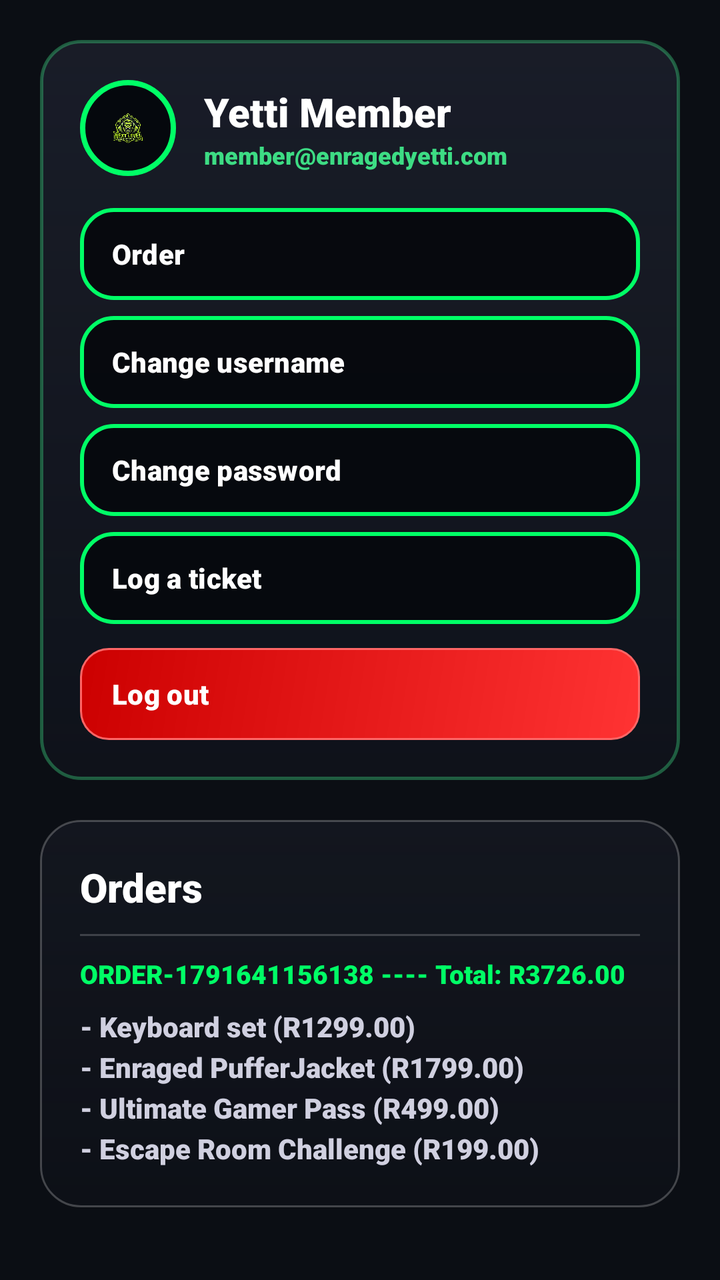
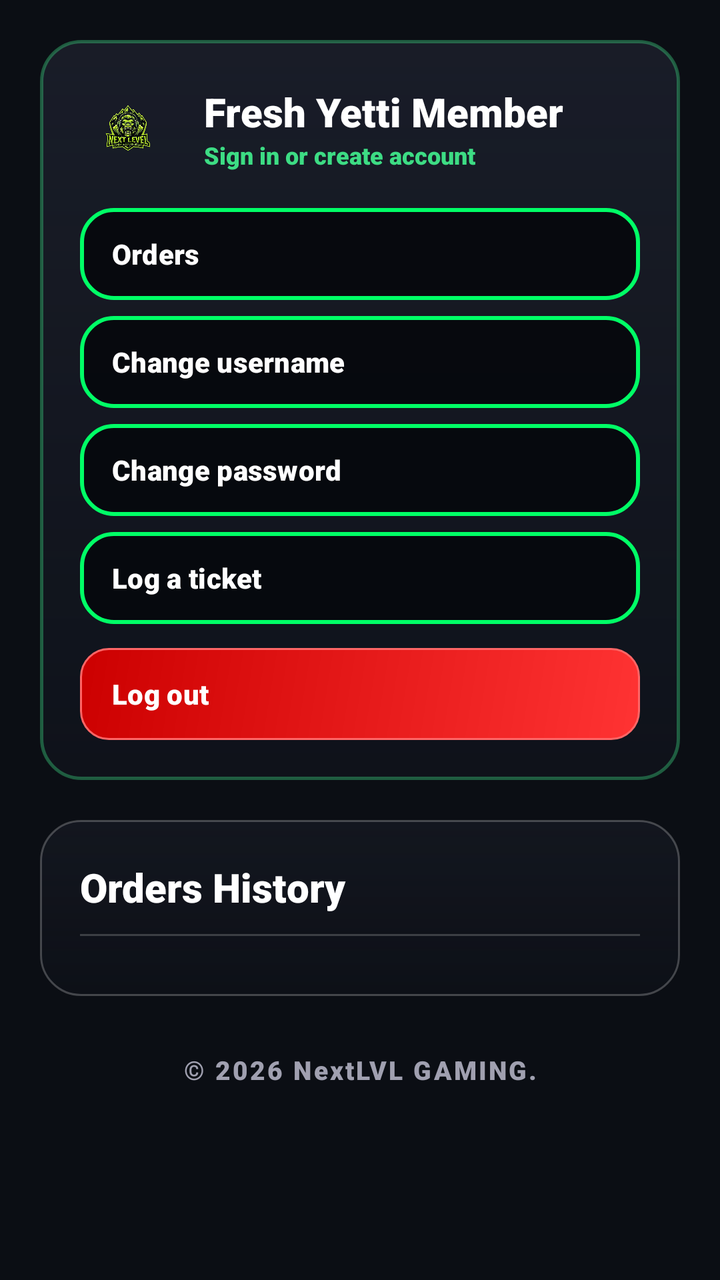

Two renders of the same Android screen: before a commit and after it. Below are the layout's source before the change and the commit's diff.
<!-- AndroidManifest.xml: application theme Theme.EnragedYetti -->
<!-- res/layout/fragment_profile.xml -->
<?xml version="1.0" encoding="utf-8"?>
<androidx.core.widget.NestedScrollView xmlns:android="http://schemas.android.com/apk/res/android"
    xmlns:app="http://schemas.android.com/apk/res-auto"
    android:layout_width="match_parent"
    android:layout_height="match_parent"
    android:background="@android:color/transparent">

    <LinearLayout
        android:layout_width="match_parent"
        android:layout_height="wrap_content"
        android:orientation="vertical"
        android:padding="20dp">

        
        <LinearLayout
            android:layout_width="match_parent"
            android:layout_height="wrap_content"
            android:background="@drawable/glass_card_highlighted"
            android:orientation="vertical"
            android:padding="20dp">

            
            <LinearLayout
                android:layout_width="match_parent"
                android:layout_height="wrap_content"
                android:gravity="center_vertical"
                android:orientation="horizontal"
                android:layout_marginBottom="16dp">

                <FrameLayout
                    android:layout_width="48dp"
                    android:layout_height="48dp"
                    android:background="@drawable/glowing_circle_logo"
                    android:padding="8dp">

                    <ImageView
                        android:layout_width="match_parent"
                        android:layout_height="match_parent"
                        android:contentDescription="@string/nextlvl_logo_desc"
                        android:scaleType="fitCenter"
                        android:src="@drawable/nextlvl" />
                </FrameLayout>

                <LinearLayout
                    android:layout_width="wrap_content"
                    android:layout_height="wrap_content"
                    android:layout_marginStart="14dp"
                    android:orientation="vertical">

                    <TextView
                        android:id="@+id/tvProfileName"
                        android:layout_width="wrap_content"
                        android:layout_height="wrap_content"
                        android:text="Yetti Member"
                        android:textColor="@color/white"
                        android:textSize="20sp"
                        android:textStyle="bold" />

                    <TextView
                        android:id="@+id/tvProfileEmail"
                        android:layout_width="wrap_content"
                        android:layout_height="wrap_content"
                        android:text="member@enragedyetti.com"
                        android:textColor="@color/yetti_primary"
                        android:textSize="12sp" />
                </LinearLayout>

            </LinearLayout>

            
            <com.google.android.material.button.MaterialButton
                android:id="@+id/btnMenuOrder"
                style="@style/Widget.Material3.Button.UnelevatedButton"
                android:layout_width="match_parent"
                android:layout_height="46dp"
                android:layout_marginBottom="8dp"
                android:background="@drawable/glow_button_dark"
                android:gravity="start|center_vertical"
                android:paddingHorizontal="16dp"
                android:text="Order"
                android:textColor="@color/glow_button_dark_text_color"
                android:textSize="14sp"
                android:textStyle="bold"
                app:backgroundTint="@null" />

            <com.google.android.material.button.MaterialButton
                android:id="@+id/btnMenuChangeUsername"
                style="@style/Widget.Material3.Button.UnelevatedButton"
                android:layout_width="match_parent"
                android:layout_height="46dp"
                android:layout_marginBottom="8dp"
                android:background="@drawable/glow_button_dark"
                android:gravity="start|center_vertical"
                android:paddingHorizontal="16dp"
                android:text="Change username"
                android:textColor="@color/glow_button_dark_text_color"
                android:textSize="14sp"
                android:textStyle="bold"
                app:backgroundTint="@null" />

            <com.google.android.material.button.MaterialButton
                android:id="@+id/btnMenuChangePassword"
                style="@style/Widget.Material3.Button.UnelevatedButton"
                android:layout_width="match_parent"
                android:layout_height="46dp"
                android:layout_marginBottom="8dp"
                android:background="@drawable/glow_button_dark"
                android:gravity="start|center_vertical"
                android:paddingHorizontal="16dp"
                android:text="Change password"
                android:textColor="@color/glow_button_dark_text_color"
                android:textSize="14sp"
                android:textStyle="bold"
                app:backgroundTint="@null" />

            <com.google.android.material.button.MaterialButton
                android:id="@+id/btnMenuLogTicket"
                style="@style/Widget.Material3.Button.UnelevatedButton"
                android:layout_width="match_parent"
                android:layout_height="46dp"
                android:layout_marginBottom="12dp"
                android:background="@drawable/glow_button_dark"
                android:gravity="start|center_vertical"
                android:paddingHorizontal="16dp"
                android:text="Log a ticket"
                android:textColor="@color/glow_button_dark_text_color"
                android:textSize="14sp"
                android:textStyle="bold"
                app:backgroundTint="@null" />

            <com.google.android.material.button.MaterialButton
                android:id="@+id/btnMenuLogOut"
                style="@style/Widget.Material3.Button.UnelevatedButton"
                android:layout_width="match_parent"
                android:layout_height="46dp"
                android:background="@drawable/red_button_background"
                android:gravity="start|center_vertical"
                android:paddingHorizontal="16dp"
                android:text="Log out"
                android:textColor="@color/white"
                android:textSize="14sp"
                android:textStyle="bold"
                app:backgroundTint="@null" />

        </LinearLayout>

        

        
        <LinearLayout
            android:id="@+id/cardOrders"
            android:layout_width="match_parent"
            android:layout_height="wrap_content"
            android:layout_marginTop="20dp"
            android:background="@drawable/glass_card_background"
            android:orientation="vertical"
            android:padding="20dp"
            android:visibility="visible">

            <TextView
                android:layout_width="wrap_content"
                android:layout_height="wrap_content"
                android:text="Orders"
                android:textColor="@color/white"
                android:textSize="20sp"
                android:textStyle="bold" />

            <View
                android:layout_width="match_parent"
                android:layout_height="1dp"
                android:layout_marginVertical="10dp"
                android:background="#30FFFFFF" />

            <TextView
                android:layout_width="wrap_content"
                android:layout_height="wrap_content"
                android:text="ORDER-1791641156138 ---- Total: R3726.00"
                android:textColor="#00FF66"
                android:textSize="13sp"
                android:textStyle="bold" />

            <TextView
                android:layout_width="wrap_content"
                android:layout_height="wrap_content"
                android:layout_marginTop="8dp"
                android:lineSpacingExtra="4dp"
                android:text="- Keyboard set (R1299.00)\n- Enraged PufferJacket (R1799.00)\n- Ultimate Gamer Pass (R499.00)\n- Escape Room Challenge (R199.00)"
                android:textColor="@color/text_secondary"
                android:textSize="14sp" />

        </LinearLayout>

        
        <LinearLayout
            android:id="@+id/cardChangeUsername"
            android:layout_width="match_parent"
            android:layout_height="wrap_content"
            android:layout_marginTop="20dp"
            android:background="@drawable/glass_card_background"
            android:orientation="vertical"
            android:padding="20dp"
            android:visibility="gone">

            <TextView
                android:layout_width="wrap_content"
                android:layout_height="wrap_content"
                android:text="Change username"
                android:textColor="@color/white"
                android:textSize="20sp"
                android:textStyle="bold" />

            <TextView
                android:id="@+id/tvCurrentUsernameLabel"
                android:layout_width="wrap_content"
                android:layout_height="wrap_content"
                android:layout_marginTop="12dp"
                android:text="Current: YettiNXT 433"
                android:textColor="@color/text_secondary"
                android:textSize="14sp" />

            <com.google.android.material.textfield.TextInputLayout
                android:layout_width="match_parent"
                android:layout_height="wrap_content"
                android:layout_marginTop="16dp"
                android:hint="New username"
                app:boxBackgroundMode="none"
                app:hintAnimationEnabled="true"

                app:hintTextColor="#00FF66"
                android:textColorHint="@color/text_gray">
                <com.google.android.material.textfield.TextInputEditText
                    android:id="@+id/etNewUsername"
                    android:layout_width="match_parent"
                    android:layout_height="50dp"
                    android:background="@drawable/glass_input_selector"
                    android:paddingHorizontal="16dp"
                    android:textColor="@color/white" />
            </com.google.android.material.textfield.TextInputLayout>

            <com.google.android.material.button.MaterialButton
                android:id="@+id/btnSaveUsername"
                style="@style/Widget.Material3.Button.UnelevatedButton"
                android:layout_width="120dp"
                android:layout_height="44dp"
                android:layout_marginTop="20dp"
                android:background="@drawable/glow_button_green"
                android:text="Save"
                android:textColor="#000000"
                android:textSize="14sp"
                android:textStyle="bold"
                app:backgroundTint="@null" />

        </LinearLayout>

        
        <LinearLayout
            android:id="@+id/cardChangePassword"
            android:layout_width="match_parent"
            android:layout_height="wrap_content"
            android:layout_marginTop="20dp"
            android:background="@drawable/glass_card_background"
            android:orientation="vertical"
            android:padding="20dp"
            android:visibility="gone">

            <TextView
                android:layout_width="wrap_content"
                android:layout_height="wrap_content"
                android:text="Change password"
                android:textColor="@color/white"
                android:textSize="20sp"
                android:textStyle="bold" />

            <com.google.android.material.textfield.TextInputLayout
                android:layout_width="match_parent"
                android:layout_height="wrap_content"
                android:layout_marginTop="16dp"
                android:hint="Current password"
                app:boxBackgroundMode="none"
                app:hintAnimationEnabled="true"

                app:hintTextColor="#00FF66"
                app:passwordToggleEnabled="true"
                app:passwordToggleTint="#00FF66"
                android:textColorHint="@color/text_gray">
                <com.google.android.material.textfield.TextInputEditText
                    android:id="@+id/etCurrentPassword"
                    android:layout_width="match_parent"
                    android:layout_height="50dp"
                    android:background="@drawable/glass_input_selector"
                    android:inputType="textPassword"
                    android:paddingHorizontal="16dp"
                    android:textColor="@color/white" />
            </com.google.android.material.textfield.TextInputLayout>

            <com.google.android.material.textfield.TextInputLayout
                android:layout_width="match_parent"
                android:layout_height="wrap_content"
                android:layout_marginTop="12dp"
                android:hint="New Password"
                app:boxBackgroundMode="none"
                app:hintAnimationEnabled="true"

                app:hintTextColor="#00FF66"
                app:passwordToggleEnabled="true"
                app:passwordToggleTint="#00FF66"
                android:textColorHint="@color/text_gray">
                <com.google.android.material.textfield.TextInputEditText
                    android:id="@+id/etNewPassword"
                    android:layout_width="match_parent"
                    android:layout_height="50dp"
                    android:background="@drawable/glass_input_selector"
                    android:inputType="textPassword"
                    android:paddingHorizontal="16dp"
                    android:textColor="@color/white" />
            </com.google.android.material.textfield.TextInputLayout>

            <com.google.android.material.button.MaterialButton
                android:id="@+id/btnSavePassword"
                style="@style/Widget.Material3.Button.UnelevatedButton"
                android:layout_width="180dp"
                android:layout_height="44dp"
                android:layout_marginTop="20dp"
                android:background="@drawable/glow_button_green"
                android:text="Change password"
                android:textColor="#000000"
                android:textSize="13sp"
                android:textStyle="bold"
                app:backgroundTint="@null" />

        </LinearLayout>

        
        <LinearLayout
            android:id="@+id/cardLogTicket"
            android:layout_width="match_parent"
            android:layout_height="wrap_content"
            android:layout_marginTop="20dp"
            android:background="@drawable/glass_card_background"
            android:orientation="vertical"
            android:padding="20dp"
            android:visibility="gone">

            <TextView
                android:layout_width="wrap_content"
                android:layout_height="wrap_content"
                android:text="Log a ticket"
                android:textColor="@color/white"
                android:textSize="20sp"
                android:textStyle="bold" />

            <com.google.android.material.textfield.TextInputLayout
                android:layout_width="match_parent"
                android:layout_height="wrap_content"
                android:layout_marginTop="16dp"
                android:hint="Subject"
                app:boxBackgroundMode="none"
                app:hintAnimationEnabled="true"

                app:hintTextColor="#00FF66"
                android:textColorHint="@color/text_gray">
                <com.google.android.material.textfield.TextInputEditText
                    android:id="@+id/etTicketSubject"
                    android:layout_width="match_parent"
                    android:layout_height="50dp"
                    android:background="@drawable/glass_input_selector"
                    android:paddingHorizontal="16dp"
                    android:textColor="@color/white" />
            </com.google.android.material.textfield.TextInputLayout>

            <com.google.android.material.textfield.TextInputLayout
                android:layout_width="match_parent"
                android:layout_height="wrap_content"
                android:layout_marginTop="12dp"
                android:hint="Details"
                app:boxBackgroundMode="none"
                app:hintAnimationEnabled="true"

                app:hintTextColor="#00FF66"
                android:textColorHint="@color/text_gray">
                <com.google.android.material.textfield.TextInputEditText
                    android:id="@+id/etTicketDetails"
                    android:layout_width="match_parent"
                    android:layout_height="120dp"
                    android:background="@drawable/glass_input_selector"
                    android:gravity="top"
                    android:inputType="textMultiLine"
                    android:padding="16dp"
                    android:textColor="@color/white" />
            </com.google.android.material.textfield.TextInputLayout>

            <com.google.android.material.button.MaterialButton
                android:id="@+id/btnSubmitTicket"
                style="@style/Widget.Material3.Button.UnelevatedButton"
                android:layout_width="160dp"
                android:layout_height="44dp"
                android:layout_marginTop="20dp"
                android:background="@drawable/glow_button_green"
                android:text="Submit ticket"
                android:textColor="#000000"
                android:textSize="14sp"
                android:textStyle="bold"
                app:backgroundTint="@null" />

        </LinearLayout>

    </LinearLayout>
</androidx.core.widget.NestedScrollView>
<!-- resources referenced by this layout -->
<resources>
  <color name="text_gray">#A0A0B0</color>
  <color name="text_secondary">#D0D0E0</color>
  <color name="white">#FFFFFFFF</color>
  <color name="yetti_primary">#3DDC84</color>
  <!-- drawable glass_card_background (drawable) -->
  <?xml version="1.0" encoding="utf-8"?>
  <shape xmlns:android="http://schemas.android.com/apk/res/android"
      android:shape="rectangle">
      <gradient
          android:angle="270"
          android:startColor="#382E3244"
          android:endColor="#1C181C2B"
          android:type="linear" />
      <corners android:radius="20dp" />
      <stroke
          android:width="1dp"
          android:color="#3AFFFFFF" />
  </shape>
  <!-- drawable glass_card_highlighted (drawable) -->
  <?xml version="1.0" encoding="utf-8"?>
  <shape xmlns:android="http://schemas.android.com/apk/res/android"
      android:shape="rectangle">
      <gradient
          android:angle="270"
          android:startColor="#4D383D54"
          android:endColor="#2B1D2235"
          android:type="linear" />
      <corners android:radius="20dp" />
      <stroke
          android:width="1.5dp"
          android:color="#603DDC84" />
  </shape>
  <!-- drawable glass_input_selector (drawable) -->
  <?xml version="1.0" encoding="utf-8"?>
  <selector xmlns:android="http://schemas.android.com/apk/res/android">
      
      <item android:state_focused="true">
          <shape android:shape="rectangle">
              <solid android:color="#35000000" />
              <corners android:radius="14dp" />
              <stroke android:width="1.5dp" android:color="#00FF66" />
          </shape>
      </item>
      
      <item>
          <shape android:shape="rectangle">
              <solid android:color="#25000000" />
              <corners android:radius="14dp" />
              <stroke android:width="1dp" android:color="#35FFFFFF" />
          </shape>
      </item>
  </selector>
  <!-- drawable glow_button_dark (drawable) -->
  <?xml version="1.0" encoding="utf-8"?>
  <selector xmlns:android="http://schemas.android.com/apk/res/android">
      <item android:state_pressed="true">
          <shape android:shape="rectangle">
              <solid android:color="#00FF66" />
              <corners android:radius="16dp" />
              <stroke android:width="2dp" android:color="#FFFFFF" />
          </shape>
      </item>
      <item>
          <shape android:shape="rectangle">
              <solid android:color="#E005070C" />
              <corners android:radius="16dp" />
              <stroke android:width="2dp" android:color="#00FF66" />
          </shape>
      </item>
  </selector>
  <!-- drawable glowing_circle_logo (drawable) -->
  <?xml version="1.0" encoding="utf-8"?>
  <shape xmlns:android="http://schemas.android.com/apk/res/android"
      android:shape="oval">
      <solid android:color="#F005070C" />
      <stroke
          android:width="2.5dp"
          android:color="#00FF66" />
  </shape>
  <!-- drawable red_button_background (drawable) -->
  <?xml version="1.0" encoding="utf-8"?>
  <ripple xmlns:android="http://schemas.android.com/apk/res/android"
      android:color="#40FFFFFF">
      <item>
          <shape android:shape="rectangle">
              <gradient
                  android:angle="135"
                  android:startColor="#FF3333"
                  android:endColor="#CC0000"
                  android:type="linear" />
              <corners android:radius="14dp" />
              <stroke android:width="1dp" android:color="#FF6666" />
          </shape>
      </item>
  </ripple>
  <string name="nextlvl_logo_desc">NextLvl Brand Logo</string>
  <style name="Theme.EnragedYetti" parent="Base.Theme.EnragedYetti" />
  <color name="yetti_primary_dark">#2EAF69</color>
  <color name="black">#FF000000</color>
  <color name="yetti_accent">#FF4081</color>
  <!-- unchanged entries left out for length: 3 -->
</resources>

<!-- the commit's change to res/layout/fragment_profile.xml (unified diff, before → after) -->
@@ -27,19 +27,12 @@
                 android:orientation="horizontal"
                 android:layout_marginBottom="16dp">
 
-                <FrameLayout
+                <ImageView
                     android:layout_width="48dp"
                     android:layout_height="48dp"
-                    android:background="@drawable/glowing_circle_logo"
-                    android:padding="8dp">
-
-                    <ImageView
-                        android:layout_width="match_parent"
-                        android:layout_height="match_parent"
-                        android:contentDescription="@string/nextlvl_logo_desc"
-                        android:scaleType="fitCenter"
-                        android:src="@drawable/nextlvl" />
-                </FrameLayout>
+                    android:contentDescription="@string/nextlvl_logo_desc"
+                    android:scaleType="fitCenter"
+                    android:src="@drawable/nextlvl" />
 
                 <LinearLayout
                     android:layout_width="wrap_content"
@@ -51,7 +44,7 @@
                         android:id="@+id/tvProfileName"
                         android:layout_width="wrap_content"
                         android:layout_height="wrap_content"
-                        android:text="Yetti Member"
+                        android:text="Fresh Yetti Member"
                         android:textColor="@color/white"
                         android:textSize="20sp"
                         android:textStyle="bold" />
@@ -60,7 +53,7 @@
                         android:id="@+id/tvProfileEmail"
                         android:layout_width="wrap_content"
                         android:layout_height="wrap_content"
-                        android:text="member@enragedyetti.com"
+                        android:text="Sign in or create account"
                         android:textColor="@color/yetti_primary"
                         android:textSize="12sp" />
                 </LinearLayout>
@@ -77,7 +70,7 @@
                 android:background="@drawable/glow_button_dark"
                 android:gravity="start|center_vertical"
                 android:paddingHorizontal="16dp"
-                android:text="Order"
+                android:text="Orders"
                 android:textColor="@color/glow_button_dark_text_color"
                 android:textSize="14sp"
                 android:textStyle="bold"
@@ -160,7 +153,7 @@
             <TextView
                 android:layout_width="wrap_content"
                 android:layout_height="wrap_content"
-                android:text="Orders"
+                android:text="Orders History"
                 android:textColor="@color/white"
                 android:textSize="20sp"
                 android:textStyle="bold" />
@@ -171,53 +164,42 @@
                 android:layout_marginVertical="10dp"
                 android:background="#30FFFFFF" />
 
-            <TextView
-                android:layout_width="wrap_content"
-                android:layout_height="wrap_content"
-                android:text="ORDER-1791641156138 ---- Total: R3726.00"
-                android:textColor="#00FF66"
-                android:textSize="13sp"
+            <LinearLayout
+                android:id="@+id/ordersContainer"
+                android:layout_width="match_parent"
+                android:layout_height="wrap_content"
+                android:orientation="vertical" />
+
+        </LinearLayout>
+
+        
+        <LinearLayout
+            android:id="@+id/cardChangeUsername"
+            android:layout_width="match_parent"
+            android:layout_height="wrap_content"
+            android:layout_marginTop="20dp"
+            android:background="@drawable/glass_card_background"
+            android:orientation="vertical"
+            android:padding="20dp"
+            android:visibility="gone">
+
+            <TextView
+                android:layout_width="wrap_content"
+                android:layout_height="wrap_content"
+                android:text="Change username"
+                android:textColor="@color/white"
+                android:textSize="20sp"
                 android:textStyle="bold" />
 
             <TextView
-                android:layout_width="wrap_content"
-                android:layout_height="wrap_content"
-                android:layout_marginTop="8dp"
-                android:lineSpacingExtra="4dp"
-                android:text="- Keyboard set (R1299.00)\n- Enraged PufferJacket (R1799.00)\n- Ultimate Gamer Pass (R499.00)\n- Escape Room Challenge (R199.00)"
+                android:id="@+id/tvCurrentUsernameLabel"
+                android:layout_width="wrap_content"
+                android:layout_height="wrap_content"
+                android:layout_marginTop="12dp"
+                android:text="Current: None"
                 android:textColor="@color/text_secondary"
                 android:textSize="14sp" />
 
-        </LinearLayout>
-
-        
-        <LinearLayout
-            android:id="@+id/cardChangeUsername"
-            android:layout_width="match_parent"
-            android:layout_height="wrap_content"
-            android:layout_marginTop="20dp"
-            android:background="@drawable/glass_card_background"
-            android:orientation="vertical"
-            android:padding="20dp"
-            android:visibility="gone">
-
-            <TextView
-                android:layout_width="wrap_content"
-                android:layout_height="wrap_content"
-                android:text="Change username"
-                android:textColor="@color/white"
-                android:textSize="20sp"
-                android:textStyle="bold" />
-
-            <TextView
-                android:id="@+id/tvCurrentUsernameLabel"
-                android:layout_width="wrap_content"
-                android:layout_height="wrap_content"
-                android:layout_marginTop="12dp"
-                android:text="Current: YettiNXT 433"
-                android:textColor="@color/text_secondary"
-                android:textSize="14sp" />
-
             <com.google.android.material.textfield.TextInputLayout
                 android:layout_width="match_parent"
                 android:layout_height="wrap_content"
@@ -225,7 +207,6 @@
                 android:hint="New username"
                 app:boxBackgroundMode="none"
                 app:hintAnimationEnabled="true"
-
                 app:hintTextColor="#00FF66"
                 android:textColorHint="@color/text_gray">
                 <com.google.android.material.textfield.TextInputEditText
@@ -278,7 +259,6 @@
                 android:hint="Current password"
                 app:boxBackgroundMode="none"
                 app:hintAnimationEnabled="true"
-
                 app:hintTextColor="#00FF66"
                 app:passwordToggleEnabled="true"
                 app:passwordToggleTint="#00FF66"
@@ -300,7 +280,6 @@
                 android:hint="New Password"
                 app:boxBackgroundMode="none"
                 app:hintAnimationEnabled="true"
-
                 app:hintTextColor="#00FF66"
                 app:passwordToggleEnabled="true"
                 app:passwordToggleTint="#00FF66"
@@ -356,7 +335,6 @@
                 android:hint="Subject"
                 app:boxBackgroundMode="none"
                 app:hintAnimationEnabled="true"
-
                 app:hintTextColor="#00FF66"
                 android:textColorHint="@color/text_gray">
                 <com.google.android.material.textfield.TextInputEditText
@@ -375,7 +353,6 @@
                 android:hint="Details"
                 app:boxBackgroundMode="none"
                 app:hintAnimationEnabled="true"
-
                 app:hintTextColor="#00FF66"
                 android:textColorHint="@color/text_gray">
                 <com.google.android.material.textfield.TextInputEditText
@@ -404,5 +381,18 @@
 
         </LinearLayout>
 
+        
+        <TextView
+            android:layout_width="match_parent"
+            android:layout_height="wrap_content"
+            android:layout_marginTop="28dp"
+            android:layout_marginBottom="12dp"
+            android:gravity="center"
+            android:letterSpacing="0.08"
+            android:text="© 2026 NextLVL GAMING."
+            android:textColor="@color/text_gray"
+            android:textSize="13sp"
+            android:textStyle="bold" />
+
     </LinearLayout>
 </androidx.core.widget.NestedScrollView>
<!-- resource entries referenced after the edit -->
@@ -70,15 +70,6 @@
           </shape>
       </item>
   </selector>
-  <!-- drawable glowing_circle_logo (drawable) -->
-  <?xml version="1.0" encoding="utf-8"?>
-  <shape xmlns:android="http://schemas.android.com/apk/res/android"
-      android:shape="oval">
-      <solid android:color="#F005070C" />
-      <stroke
-          android:width="2.5dp"
-          android:color="#00FF66" />
-  </shape>
   <!-- drawable red_button_background (drawable) -->
   <?xml version="1.0" encoding="utf-8"?>
   <ripple xmlns:android="http://schemas.android.com/apk/res/android"
